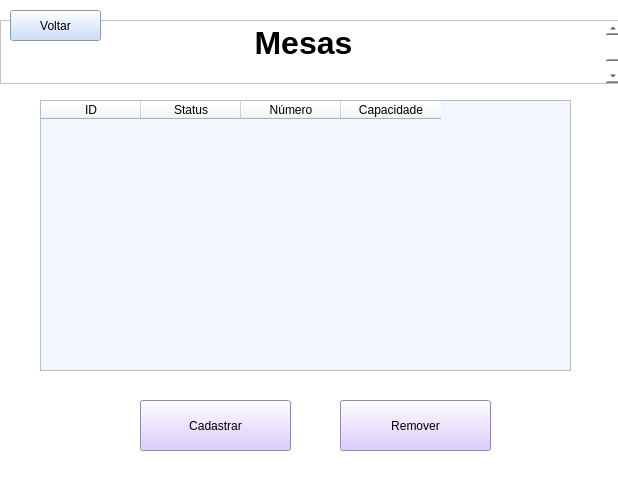
Above: sistema/Controle_Gerenciamento/telaMesas.ui from keltonnegreiros/Sistema-Lanchonete before the change. Below: the same form after it.
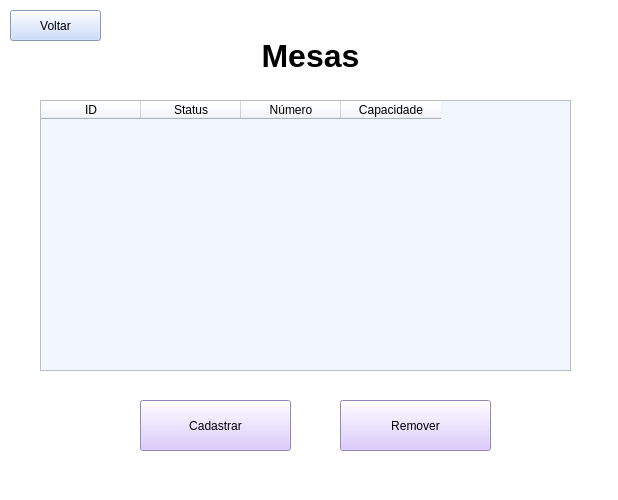
That is the form after the change.

Commit message: muitas telas aqui

Patch:
```diff
--- a/sistema/Controle_Gerenciamento/telaMesas.ui
+++ b/sistema/Controle_Gerenciamento/telaMesas.ui
@@ -17,27 +17,6 @@
    <string notr="true">background-color: rgb(255, 255, 255);</string>
   </property>
   <widget class="QWidget" name="centralwidget">
-   <widget class="QTextEdit" name="textEdit">
-    <property name="geometry">
-     <rect>
-      <x>0</x>
-      <y>20</y>
-      <width>621</width>
-      <height>64</height>
-     </rect>
-    </property>
-    <property name="html">
-     <string>&lt;!DOCTYPE HTML PUBLIC &quot;-//W3C//DTD HTML 4.0//EN&quot; &quot;http://www.w3.org/TR/REC-html40/strict.dtd&quot;&gt;
-&lt;html&gt;&lt;head&gt;&lt;meta name=&quot;qrichtext&quot; content=&quot;1&quot; /&gt;&lt;meta charset=&quot;utf-8&quot; /&gt;&lt;style type=&quot;text/css&quot;&gt;
-p, li { white-space: pre-wrap; }
-hr { height: 1px; border-width: 0; }
-li.unchecked::marker { content: &quot;\2610&quot;; }
-li.checked::marker { content: &quot;\2612&quot;; }
-&lt;/style&gt;&lt;/head&gt;&lt;body style=&quot; font-family:'Segoe UI'; font-size:9pt; font-weight:400; font-style:normal;&quot;&gt;
-&lt;p align=&quot;center&quot; style=&quot; margin-top:0px; margin-bottom:0px; margin-left:0px; margin-right:0px; -qt-block-indent:0; text-indent:0px;&quot;&gt;&lt;span style=&quot; font-size:24pt; font-weight:700;&quot;&gt;Mesas&lt;/span&gt;&lt;/p&gt;
-&lt;p align=&quot;center&quot; style=&quot;-qt-paragraph-type:empty; margin-top:0px; margin-bottom:0px; margin-left:0px; margin-right:0px; -qt-block-indent:0; text-indent:0px; font-size:24pt; font-weight:700;&quot;&gt;&lt;br /&gt;&lt;/p&gt;&lt;/body&gt;&lt;/html&gt;</string>
-    </property>
-   </widget>
    <widget class="QTableWidget" name="tabela_mesas">
     <property name="geometry">
      <rect>
@@ -119,6 +98,34 @@
      <string>Voltar</string>
     </property>
    </widget>
+   <widget class="QLabel" name="label">
+    <property name="geometry">
+     <rect>
+      <x>0</x>
+      <y>30</y>
+      <width>621</width>
+      <height>51</height>
+     </rect>
+    </property>
+    <property name="font">
+     <font>
+      <family>Microsoft JhengHei UI</family>
+      <pointsize>24</pointsize>
+      <bold>true</bold>
+     </font>
+    </property>
+    <property name="text">
+     <string>Mesas</string>
+    </property>
+    <property name="alignment">
+     <set>AlignCenter</set>
+    </property>
+   </widget>
+   <zorder>tabela_mesas</zorder>
+   <zorder>bt_cadastrarMesa</zorder>
+   <zorder>bt_removerMesa</zorder>
+   <zorder>label</zorder>
+   <zorder>bt_voltar</zorder>
   </widget>
   <widget class="QStatusBar" name="statusbar"/>
  </widget>
```
The commit also changes 13 other files.
